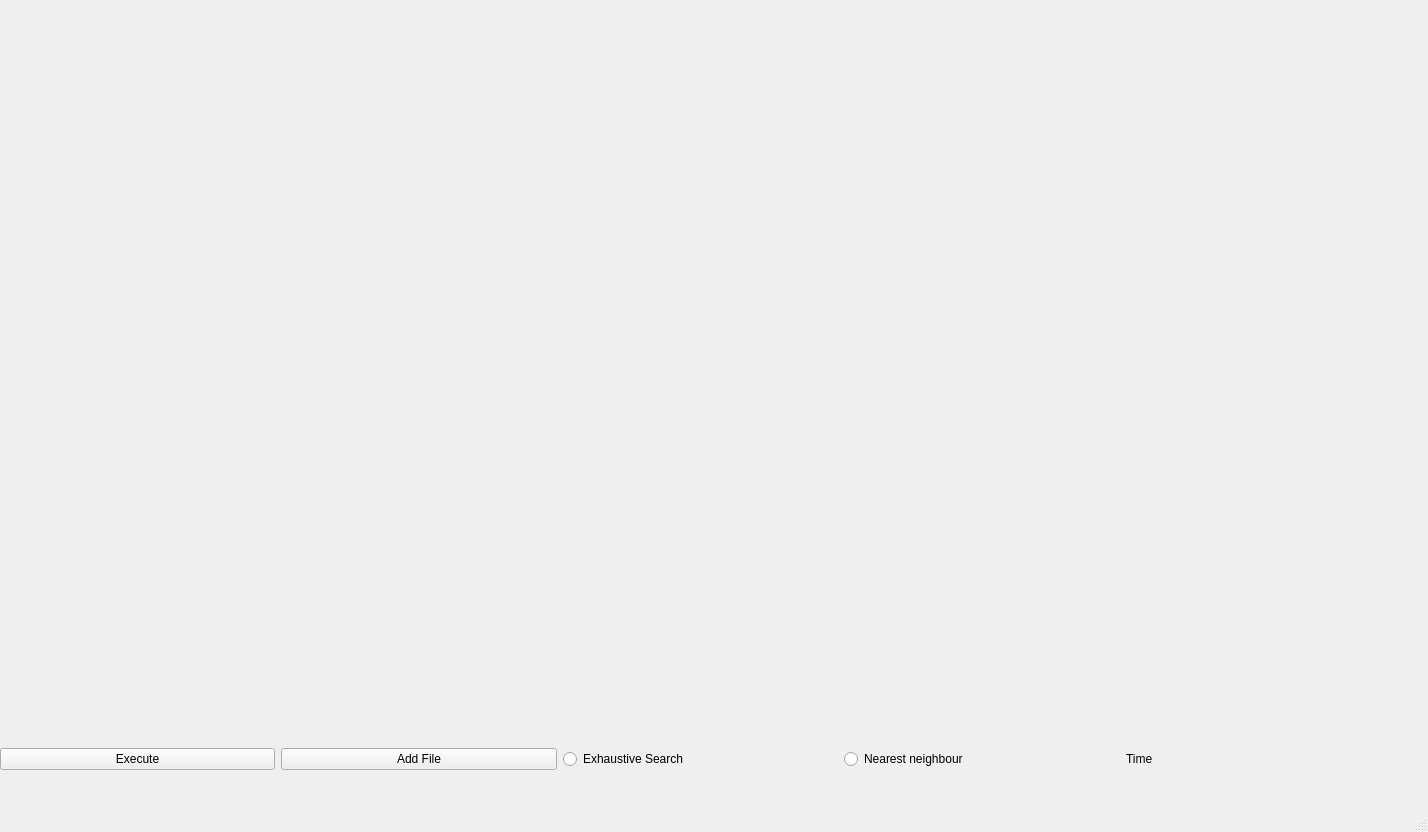
Qt form TSPUi.ui (parsaassadi/TSP-Problem-Investigation) before a commit.
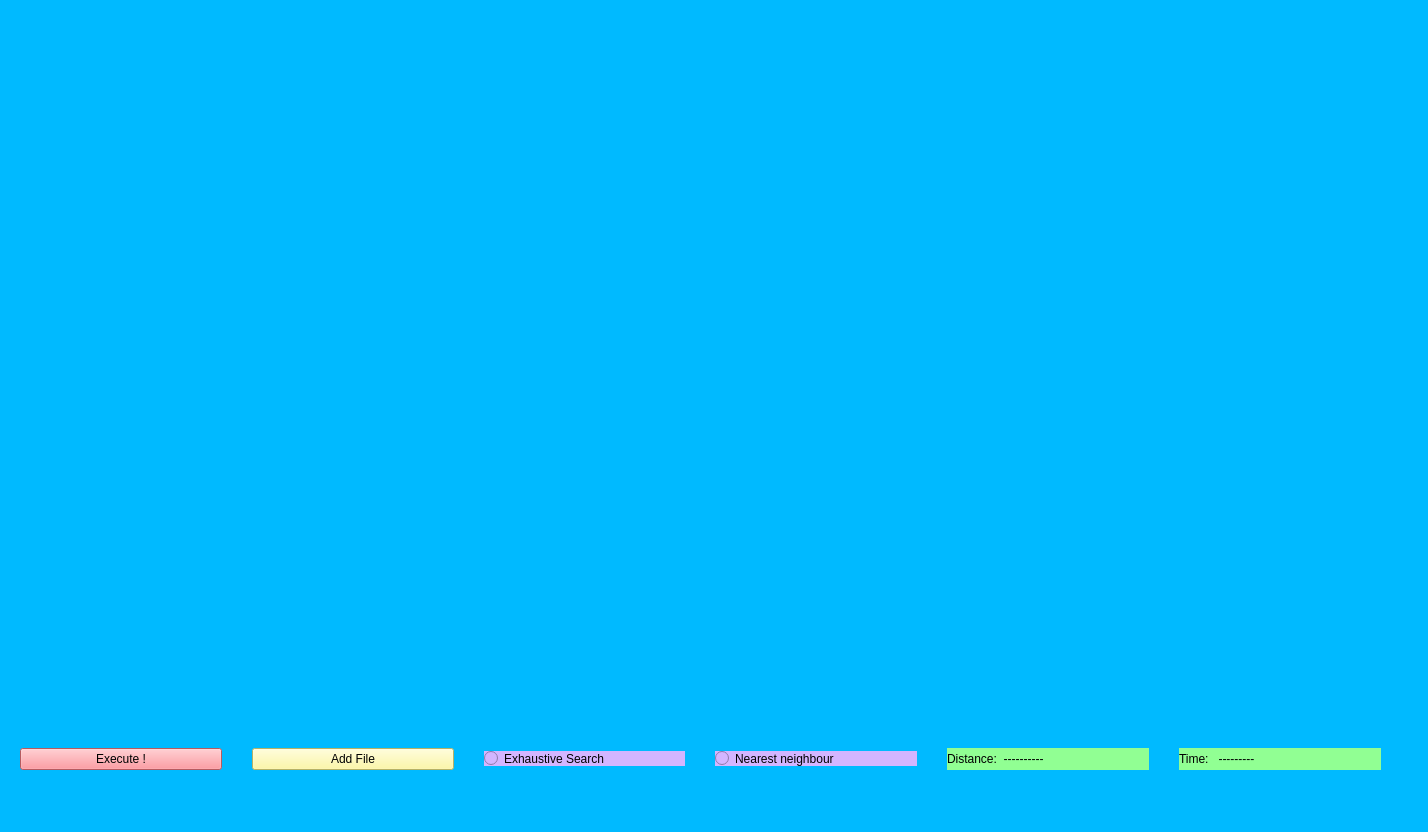
The same form after that commit.

Commit message: Gui redesigned & animating plot

Diff of the .ui file:
```diff
--- a/TSPUi.ui
+++ b/TSPUi.ui
@@ -14,7 +14,10 @@
    <string>MainWindow</string>
   </property>
   <property name="autoFillBackground">
-   <bool>true</bool>
+   <bool>false</bool>
+  </property>
+  <property name="styleSheet">
+   <string notr="true">background-color: rgb(0, 186, 255);</string>
   </property>
   <widget class="QWidget" name="centralwidget">
    <widget class="QWidget" name="gridLayoutWidget">
@@ -32,15 +35,46 @@
      </item>
      <item row="1" column="0">
       <layout class="QHBoxLayout" name="horizontalLayout">
+       <property name="spacing">
+        <number>30</number>
+       </property>
+       <property name="leftMargin">
+        <number>20</number>
+       </property>
+       <property name="rightMargin">
+        <number>20</number>
+       </property>
        <item>
         <widget class="QPushButton" name="execute">
+         <property name="mouseTracking">
+          <bool>false</bool>
+         </property>
+         <property name="autoFillBackground">
+          <bool>false</bool>
+         </property>
+         <property name="styleSheet">
+          <string notr="true">border-color: rgb(0, 0, 0);
+font: 75 18pt &quot;Chalkboard&quot;;
+background-color: rgb(255, 127, 135);</string>
+         </property>
          <property name="text">
-          <string>Execute</string>
+          <string>Execute !</string>
+         </property>
+         <property name="autoDefault">
+          <bool>false</bool>
+         </property>
+         <property name="default">
+          <bool>false</bool>
          </property>
         </widget>
        </item>
        <item>
         <widget class="QPushButton" name="addFile">
+         <property name="styleSheet">
+          <string notr="true">background-color: rgb(255, 248, 143);
+border-color: rgb(0, 0, 0);
+font: 18pt &quot;Chalkboard&quot;;</string>
+         </property>
          <property name="text">
           <string>Add File</string>
          </property>
@@ -48,6 +82,11 @@
        </item>
        <item>
         <widget class="QRadioButton" name="es">
+         <property name="styleSheet">
+          <string notr="true">border-color: rgb(0, 0, 0);
+font: 18pt &quot;Chalkboard&quot;;
+background-color: rgb(211, 181, 255);</string>
+         </property>
          <property name="text">
           <string>Exhaustive Search</string>
          </property>
@@ -55,15 +94,37 @@
        </item>
        <item>
         <widget class="QRadioButton" name="nn">
+         <property name="styleSheet">
+          <string notr="true">border-color: rgb(0, 0, 0);
+font: 75 18pt &quot;Chalkboard&quot;;
+background-color: rgb(211, 181, 255);</string>
+         </property>
          <property name="text">
           <string>Nearest neighbour</string>
          </property>
         </widget>
        </item>
+       <item>
+        <widget class="QLabel" name="distlabel">
+         <property name="styleSheet">
+          <string notr="true">border-color: rgb(0, 0, 0);
+font: 75 18pt &quot;Chalkboard&quot;;
+background-color: rgb(145, 255, 147);</string>
+         </property>
+         <property name="text">
+          <string>Distance:  ----------</string>
+         </property>
+        </widget>
+       </item>
        <item>
         <widget class="QLabel" name="timelabel">
+         <property name="styleSheet">
+          <string notr="true">border-color: rgb(0, 0, 0);
+font: 75 18pt &quot;Chalkboard&quot;;
+background-color: rgb(145, 255, 147);</string>
+         </property>
          <property name="text">
-          <string>Time</string>
+          <string>Time:   ---------</string>
          </property>
         </widget>
        </item>
```
The commit also changes 1 other file.
